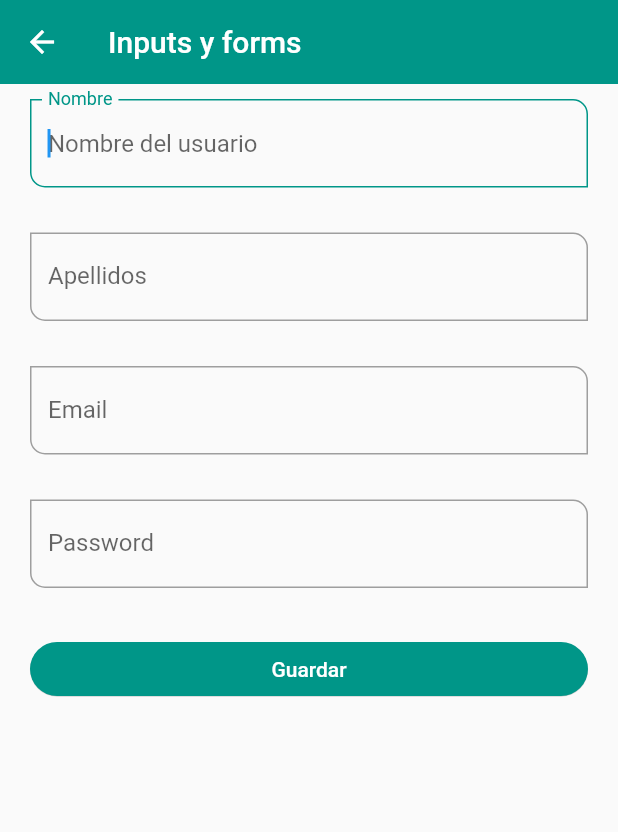
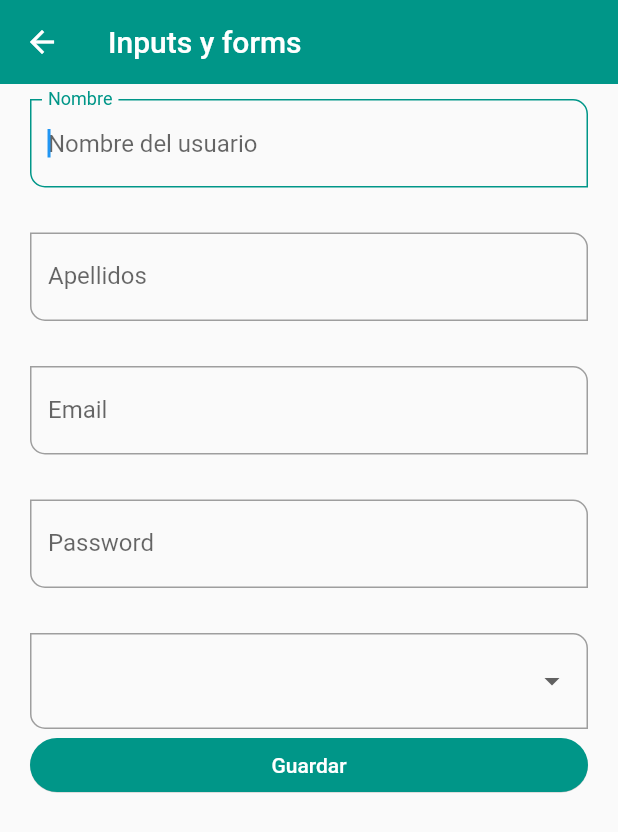
Before and after one commit to VictorAlas92/fl_component, a Flutter app: the InputsScreen screen opened by its route, on a phone screen of 412 x 824 dp. Shown: the top 832 px of the screen. Run offline on Flutter 3.47's test engine with Material 2 defaults, Android fonts, the phone set to English and light mode, and no system bars.

Commit message:
94 Widget Slider - se termina la practica de los inputs poniendo un dropdown con varias opciones para categorizar las cuentas y comenzamos la nueva practica con sliders creamos la pantalla se agrega a el menu principal y usando una url mistramos una imagen y manipulamos su tamaño con el widget slider el cual como muchos otros widgets si precionamos punto al final de este cuenta con la propiedad adaptative la cual cambia el aspecto de el widget dependiendo el SO que use el dispositivo, tambien encerramos todo en un singlechildescrollview para prevenir que la imagen se desborde hacia abajo y nos deje hacer scroll y por ultimo se pone un sizebox solo para darle un margen a la parte mas baja de la imagen y no quede amontonado

```diff
--- a/lib/ui/screens/inputs_screen.dart
+++ b/lib/ui/screens/inputs_screen.dart
@@ -54,6 +54,30 @@ class InputsScreen extends StatelessWidget {
                       formProperty: 'password',
                       formValues: formValues),
                   const SizedBox(height: 30),
+                  DropdownButtonFormField(
+                    items: const [
+                      DropdownMenuItem(
+                        value: 'Admin',
+                        child: Text('Admin'),
+                      ),
+                      DropdownMenuItem(
+                        value: 'Superuser',
+                        child: Text('Superuser'),
+                      ),
+                      DropdownMenuItem(
+                        value: 'Developer',
+                        child: Text('Developer'),
+                      ),
+                      DropdownMenuItem(
+                        value: 'Jr. Developer',
+                        child: Text('Jr. Developer'),
+                      )
+                    ],
+                    onChanged: (value) {
+                      print(value);
+                      formValues['role'] = value ?? 'user';
+                    },
+                  ),
                   ElevatedButton(
                     child: const SizedBox(
                         width: double.infinity,
--- a/lib/ui/screens/router/app_routes.dart
+++ b/lib/ui/screens/router/app_routes.dart
@@ -30,20 +30,22 @@ class AppRoutes {
         route: '/avatar',
         name: 'Circule Avatar',
         screen: const AvatarScreen(),
-      icon: Icons.supervised_user_circle_outlined,
-    ),
+        icon: Icons.supervised_user_circle_outlined),
     MenuOption(
         route: '/animated',
         name: 'Animated Container',
         screen: const AnimatedScreen(),
-      icon: Icons.play_circle_fill_outlined,
-    ),
+        icon: Icons.play_circle_fill_outlined),
     MenuOption(
         route: '/inputs',
         name: 'Text Inputs',
         screen: const InputsScreen(),
-      icon: Icons.input_rounded,
-    ),
+        icon: Icons.input_rounded),
+    MenuOption(
+        route: '/slider',
+        name: 'Slider && checks',
+        screen: const sliderScreen(),
+        icon: Icons.sledding_outlined),
   ];
 
   static Map<String, Widget Function(BuildContext)> getAppRoutes() {
--- a/lib/ui/screens/router/screens.dart
+++ b/lib/ui/screens/router/screens.dart
@@ -3,6 +3,7 @@ export 'package:fl_components/ui/screens/animated_screen.dart';
 export 'package:fl_components/ui/screens/avatar_screen.dart';
 export 'package:fl_components/ui/screens/card_screen.dart';
 export 'package:fl_components/ui/screens/home_screen.dart';
+export 'package:fl_components/ui/screens/inputs_screen.dart';
 export 'package:fl_components/ui/screens/listview1_screen.dart';
 export 'package:fl_components/ui/screens/listview2_screen.dart';
-export 'package:fl_components/ui/screens/inputs_screen.dart';
+export 'package:fl_components/ui/screens/slider_screen.dart';
```
Also changed, not shown: lib/ui/screens/slider_screen.dart (added, +47 -0 lines). Lines whose indentation alone changed are shown as unchanged.
